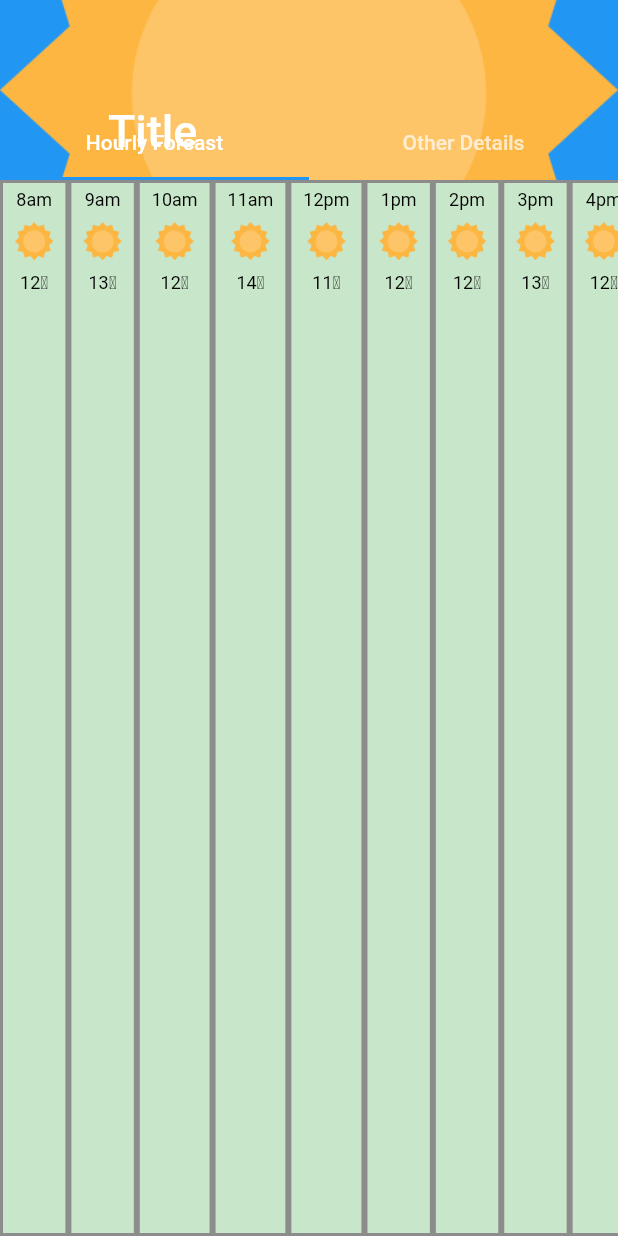
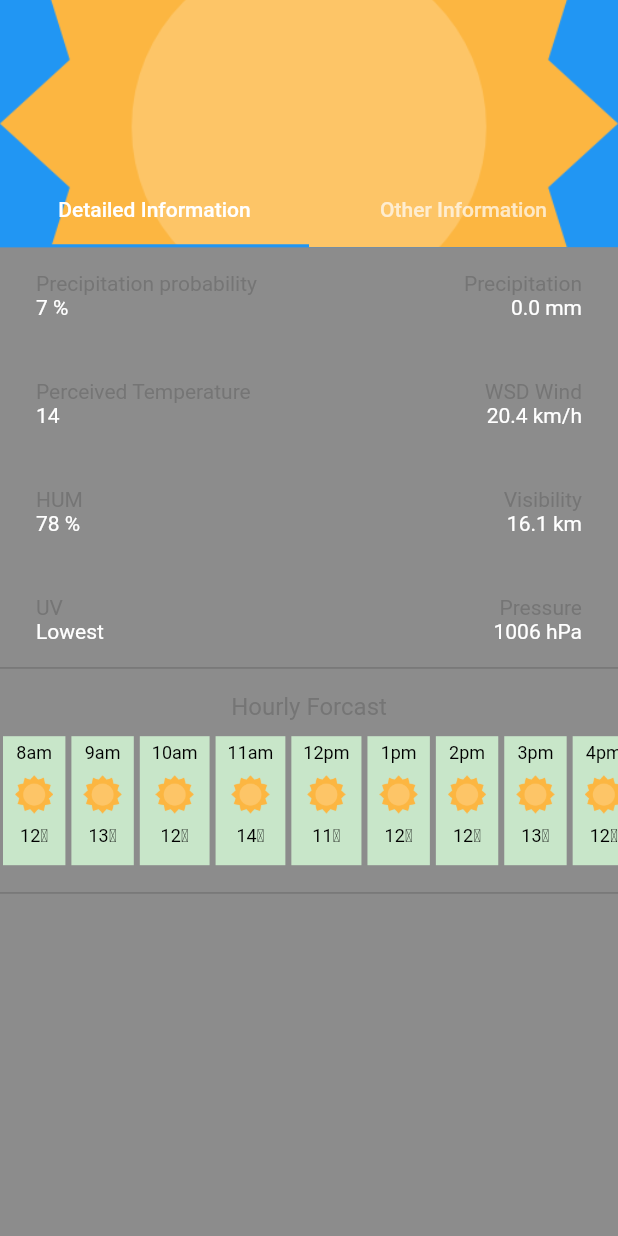
Before and after one commit to rmsh03dhj/weather-app, a Flutter app: the screen it shows after launch, on a phone screen of 412 x 824 dp. Run offline on Flutter 3.47's test engine with Material 2 defaults, Android fonts, the phone set to English and light mode, and no system bars; our stand-ins replace rxdart; generated files the repository leaves out were written again.

Commit message:
adding hourly predict as well

```diff
--- a/lib/detail_view.dart
+++ b/lib/detail_view.dart
@@ -25,20 +25,17 @@ class _DetailedWeatherView extends State<DetailedWeatherView>
 
   @override
   Widget build(BuildContext context) {
-    print("I am herer");
-    print(widget.weather.hourlyForcast.times.length);
     return CustomScrollView(slivers: [
       SliverAppBar(
         pinned: true,
-        expandedHeight: 120,
+        expandedHeight: MediaQuery.of(context).size.height*0.2,
         flexibleSpace: FlexibleSpaceBar(
-          title: Text("Title"),
           background: Image.asset(widget.weather.icon, fit: BoxFit.cover),
         ),
         bottom: TabBar(
           tabs: [
-            Tab(text: 'Hourly Forcast'),
-            Tab(text: 'Other Details'),
+            Tab(text: 'Detailed Information'),
+            Tab(text: 'Other Information'),
           ],
           controller: controller,
         ),
@@ -47,41 +44,6 @@ class _DetailedWeatherView extends State<DetailedWeatherView>
         child: TabBarView(
           controller: controller,
           children: <Widget>[
-            ListView.builder(
-              scrollDirection: Axis.horizontal,
-              itemCount: 13,
-              itemBuilder: (context, index) {
-                return Padding(
-                  padding: const EdgeInsets.all(2),
-                  child: Container(
-                    height: 100,
-                    color: Colors.green[100],
-                    child: Column(children: [
-                      Padding(
-                        padding: const EdgeInsets.fromLTRB(8, 4, 8, 4),
-                        child: Text(
-                          widget.weather.hourlyForcast.times[index],
-                          style: TextStyle(fontSize: 12, color: Colors.black),
-                        ),
-                      ),
-                      Padding(
-                          padding: const EdgeInsets.fromLTRB(8, 4, 8, 4),
-                          child: Image.asset(
-                            widget.weather.hourlyForcast.icons[index],
-                            scale: 20,
-                          )),
-                      Padding(
-                          padding: const EdgeInsets.fromLTRB(8, 4, 8, 8),
-                          child: Text(
-                            widget.weather.hourlyForcast.temperatures[index] +
-                                "\u2103",
-                            style: TextStyle(fontSize: 12, color: Colors.black),
-                          )),
-                    ]),
-                  ),
-                );
-              },
-            ),
             Container(
               child: Column(
                 children: [
@@ -260,10 +222,66 @@ class _DetailedWeatherView extends State<DetailedWeatherView>
                         ),
                       ],
                     ),
-                  )
+                  ),
+                  Padding(
+                    padding: const EdgeInsets.only(top:8, bottom: 8),
+                    child: Container(
+                      height: 1,
+                        color: Colors.grey[600]),
+                  ),
+                  Padding(
+                    padding: const EdgeInsets.all(8.0),
+                    child: Center(child: Text("Hourly Forcast", style: TextStyle(
+                      color: Colors.grey[600], fontSize: 16
+                    ),)),
+                  ),
+                  Container(
+                    height: 90,
+                    child: ListView.builder(
+                      scrollDirection: Axis.horizontal,
+                      itemCount: 13,
+                      itemBuilder: (context, index) {
+                        return Padding(
+                          padding: const EdgeInsets.all(2),
+                          child: Container(
+                            color: Colors.green[100],
+                            child: Column(children: [
+                              Padding(
+                                padding: const EdgeInsets.fromLTRB(8, 4, 8, 4),
+                                child: Text(
+                                  widget.weather.hourlyForcast.times[index],
+                                  style: TextStyle(fontSize: 12, color: Colors.black),
+                                ),
+                              ),
+                              Padding(
+                                  padding: const EdgeInsets.fromLTRB(8, 4, 8, 4),
+                                  child: Image.asset(
+                                    widget.weather.hourlyForcast.icons[index],
+                                    scale: 20,
+                                  )),
+                              Padding(
+                                  padding: const EdgeInsets.fromLTRB(8, 4, 8, 8),
+                                  child: Text(
+                                    widget.weather.hourlyForcast.temperatures[index] +
+                                        "\u2103",
+                                    style: TextStyle(fontSize: 12, color: Colors.black),
+                                  )),
+                            ]),
+                          ),
+                        );
+                      },
+                    ),
+                  ),
+                  Padding(
+                    padding: const EdgeInsets.only(top:16, bottom: 8),
+                    child: Container(
+                        height: 1,
+                        color: Colors.grey[600]),
+                  ),
                 ],
               ),
             ),
+            Center(child: Text("Other Information", style: TextStyle(color: Colors.grey),),)
           ],
         ),
       ),
@@ -276,13 +294,3 @@ class _DetailedWeatherView extends State<DetailedWeatherView>
     super.dispose();
   }
 }
-
-Map<String, Color> cardColorDependingOnDateMap = {
-  "SUN": Colors.green[50],
-  "MON": Colors.green[100],
-  "TUE": Colors.green[200],
-  "WED": Colors.green[300],
-  "THU": Colors.green[400],
-  "FRI": Colors.green,
-  "SAT": Colors.green[600],
-};
```
